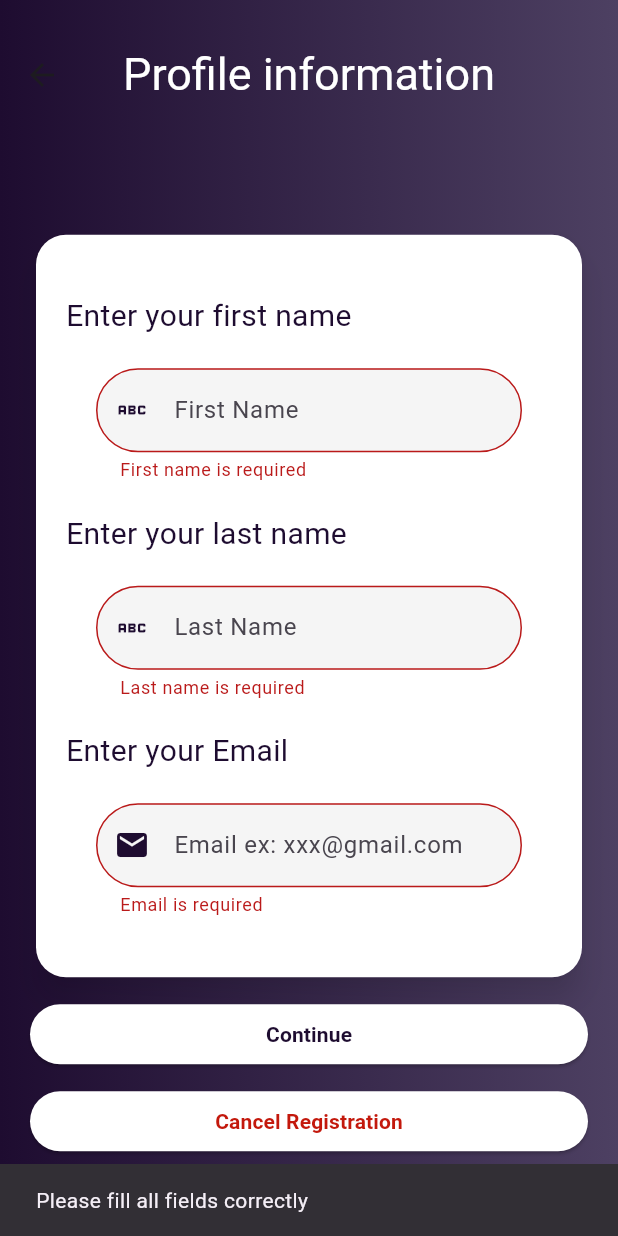
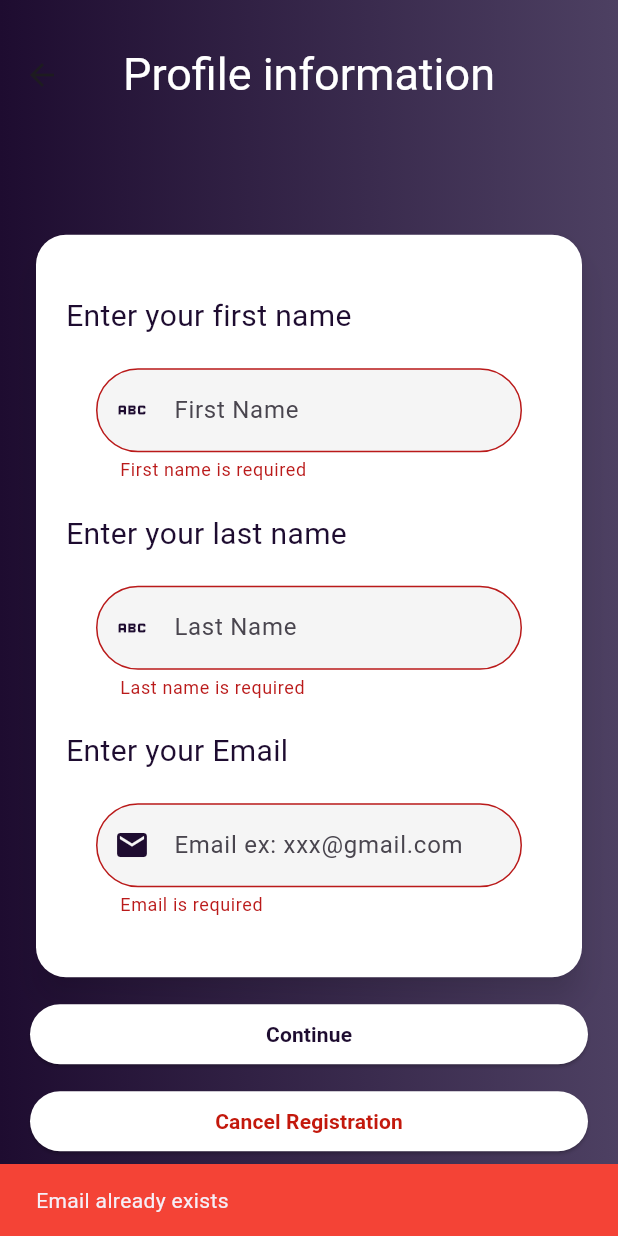
Before and after one commit to ShouqAlqureshi/achiva, a Flutter app: the NewUserInfoView screen opened by its route, after a tap on "Continue", on a phone screen of 412 x 824 dp. Run offline on Flutter 3.47's test engine with Material 3 defaults, Android fonts, the phone set to English and light mode, and no system bars; our stand-ins replace another_flushbar, awesome_dialog, bloc, cloud_firestore, equatable, firebase_auth and 17 more; missing offline and left inert: dart:ffi, firebase_app_check; accounts and stored records are empty.

Commit message:
exsit email message

```diff
--- a/lib/views/auth/new_user_info_view.dart
+++ b/lib/views/auth/new_user_info_view.dart
@@ -319,13 +319,21 @@ class _NewUserInfoViewState extends State<NewUserInfoView> {
     );
   }
 
-  Future<bool> _validateForm() async {
-    bool isUnique = await validation.isEmailUnique(email.text);
-    return fn.text.isNotEmpty &&
-        ln.text.isNotEmpty &&
-        isUnique &&
-        (validation.validateEmail(email.text)?.isEmpty ?? true);
+Future<bool> _validateForm() async {
+  bool isUnique = await validation.isEmailUnique(email.text);
+  if (!isUnique) {
+    ScaffoldMessenger.of(context).showSnackBar(
+      const SnackBar(
+        content: Text('Email already exists'),
+        backgroundColor: Colors.red,
+      ),
+    );
+    return false;
   }
+  return fn.text.isNotEmpty &&
+         ln.text.isNotEmpty &&
+         (validation.validateEmail(email.text)?.isEmpty ?? true);
+}
 
   Future<bool> showCancelDialog(BuildContext context) {
     return showDialog<bool>(
```
Also changed, not shown: lib/main.dart (+12 -3 lines).
